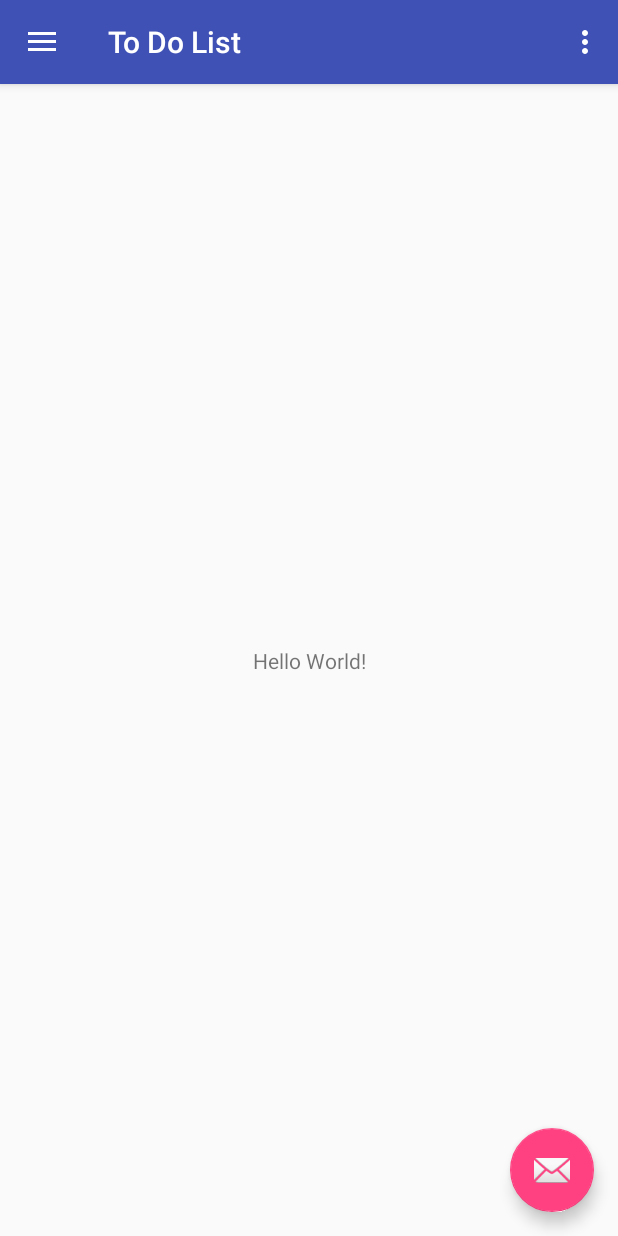
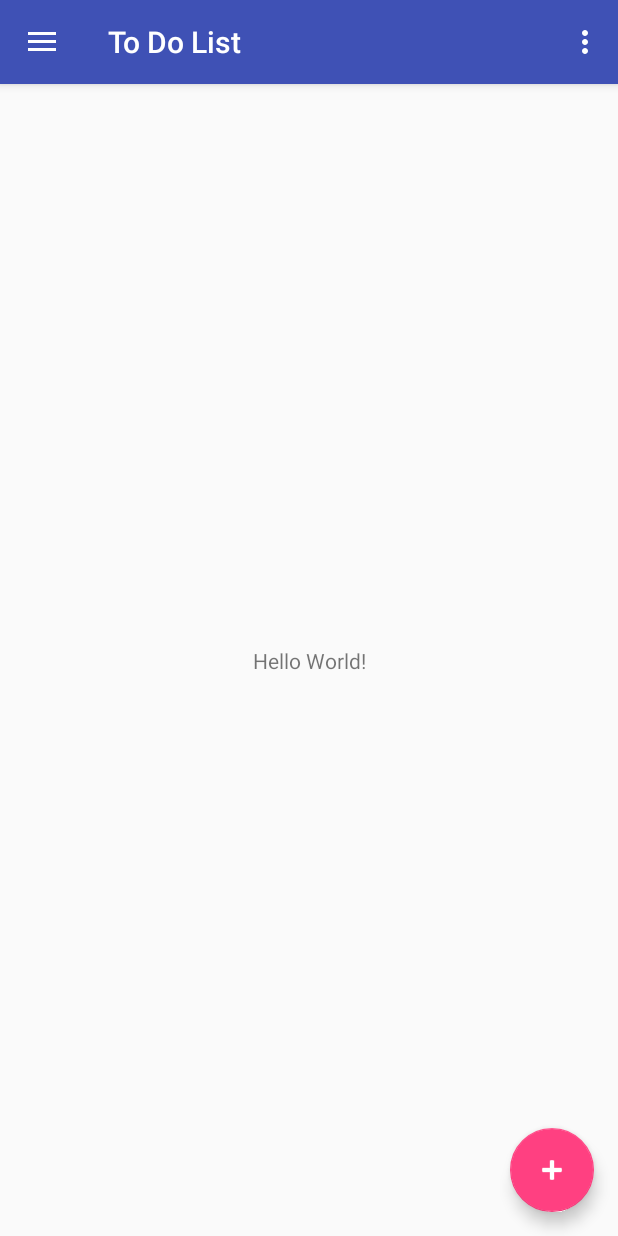
Before and after one commit to aekt/todo-kt, an Android app: the screen it shows after launch (MainActivity), on a phone screen of 412 x 824 dp. Run offline under Robolectric (Android 15) with nearby library versions, the phone set to English and light mode, and no system bars.

Commit message:
Change FAB icon resource to add icon

```diff
--- a/app/src/main/res/layout/app_bar_main.xml
+++ b/app/src/main/res/layout/app_bar_main.xml
@@ -28,6 +28,7 @@
         android:layout_height="wrap_content"
         android:layout_gravity="bottom|end"
         android:layout_margin="@dimen/fab_margin"
-        app:srcCompat="@android:drawable/ic_dialog_email" />
+        android:tint="@android:color/white"
+        app:srcCompat="@android:drawable/ic_input_add" />
 
 </android.support.design.widget.CoordinatorLayout>
```
